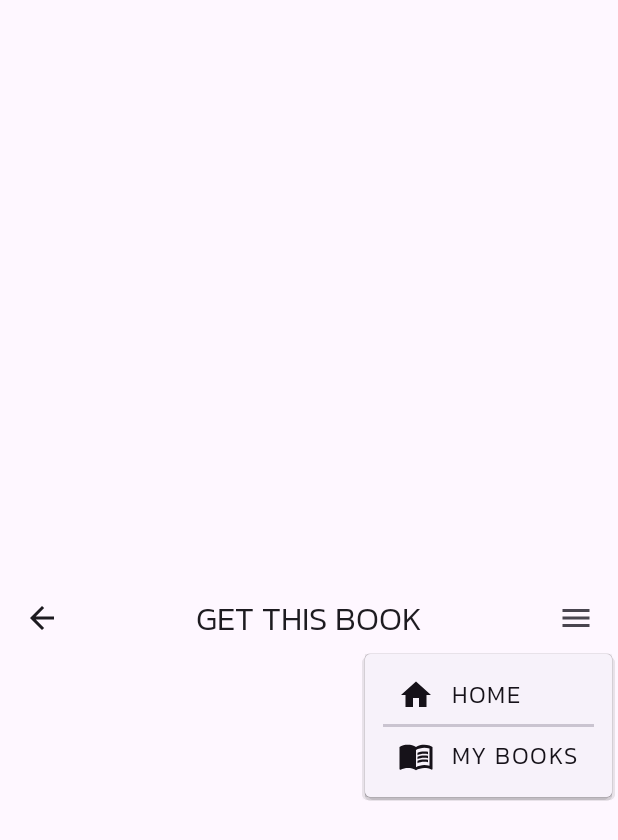
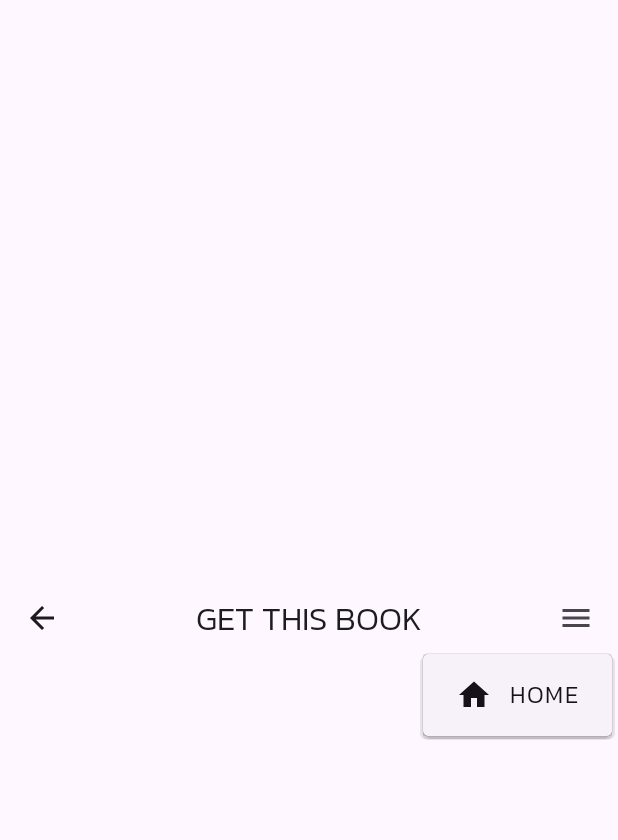
Before and after one commit to kwi64/BookCycles, an Android app built with Jetpack Compose: the GetThisBookScreen screen opened through its navigation route, after a tap on "Menu", on a phone screen of 412 x 824 dp. Shown: the top 840 px of the screen. Run offline under Robolectric (Android 15) with nearby library versions, the phone set to English and light mode, and no system bars; pictures from the network do not load.

Commit message:
feat(ui): Adds overall style changes

```diff
--- a/app/src/main/java/com/csis4175/bookcycles/ui/components/AppBarMenu.kt
+++ b/app/src/main/java/com/csis4175/bookcycles/ui/components/AppBarMenu.kt
@@ -69,22 +69,6 @@ fun AppBarMenu(navController: NavHostController) {
                 Spacer(Modifier.width(12.dp))
                 Text(text = "HOME")
             }
-
-            HorizontalDivider(thickness = 2.dp)
-
-            MenuButton(
-                onClick = {
-                    showMenu = false
-                    navController.navigate(BookCyclesScreen.MyBooks.name)
-                },
-            ) {
-                Icon(
-                    imageVector = Icons.AutoMirrored.Filled.MenuBook,
-                    contentDescription = "Localized description"
-                )
-                Spacer(Modifier.width(12.dp))
-                Text(text = "MY BOOKS")
-            }
         }
     }
 }
--- a/app/src/main/java/com/csis4175/bookcycles/ui/components/BookPreview.kt
+++ b/app/src/main/java/com/csis4175/bookcycles/ui/components/BookPreview.kt
@@ -103,5 +103,5 @@ fun BookPreview(
             }
         }
     }
-    Spacer(Modifier.height(20.dp))
+    Spacer(Modifier.height(24.dp))
 }
--- a/app/src/main/java/com/csis4175/bookcycles/ui/screens/get_this_book/GetThisBookScreen.kt
+++ b/app/src/main/java/com/csis4175/bookcycles/ui/screens/get_this_book/GetThisBookScreen.kt
@@ -12,6 +12,7 @@ import androidx.compose.foundation.rememberScrollState
 import androidx.compose.foundation.verticalScroll
 import androidx.compose.material3.Button
 import androidx.compose.material3.CardDefaults
+import androidx.compose.material3.HorizontalDivider
 import androidx.compose.material3.MaterialTheme
 import androidx.compose.material3.OutlinedCard
 import androidx.compose.material3.Text
@@ -57,12 +58,13 @@ fun GetThisBookScreen(){
             modifier = Modifier
                 .height(300.dp)
         )
-
+        Spacer(Modifier.height(8.dp))
         Text(
             text = "THIS BOOK IS AVAILABLE AT 5.00 PM TODAY",
             style = MaterialTheme.typography.bodyLarge,
             color = MaterialTheme.colorScheme.primary
         )
+        Spacer(Modifier.height(4.dp))
 
         InputButton(
             onClick = {},
--- a/app/src/main/java/com/csis4175/bookcycles/ui/screens/visitors/VisitorsScreen.kt
+++ b/app/src/main/java/com/csis4175/bookcycles/ui/screens/visitors/VisitorsScreen.kt
@@ -58,7 +58,6 @@ fun VisitorsScreen() {
                 description = description,
                 imgSrc = imgSrc,
             )
-            Spacer(Modifier.height(8.dp))
             Text(
                 text = "SCHEDULED VISITORS",
                 style = MaterialTheme.typography.titleMedium
```
